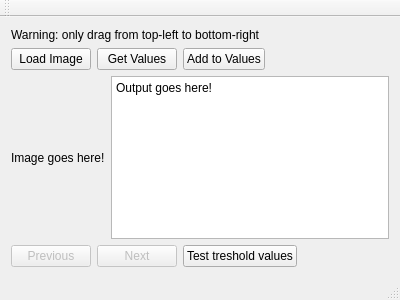
The window that mainwindow.ui (maarten990/Calibration-Tool) describes before a commit, drawn with Qt 5.
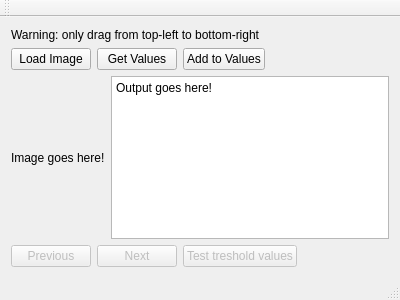
The same window after the commit. Custom widgets are drawn as their Qt base class.

Commit message: made the threshold button hide when there's no image loaded

Patch:
```diff
--- a/mainwindow.ui
+++ b/mainwindow.ui
@@ -105,6 +105,9 @@
       </item>
       <item>
        <widget class="QPushButton" name="button_thresh">
+        <property name="enabled">
+         <bool>false</bool>
+        </property>
         <property name="text">
          <string>Test treshold values</string>
         </property>
```
The commit also changes 1 other file.
